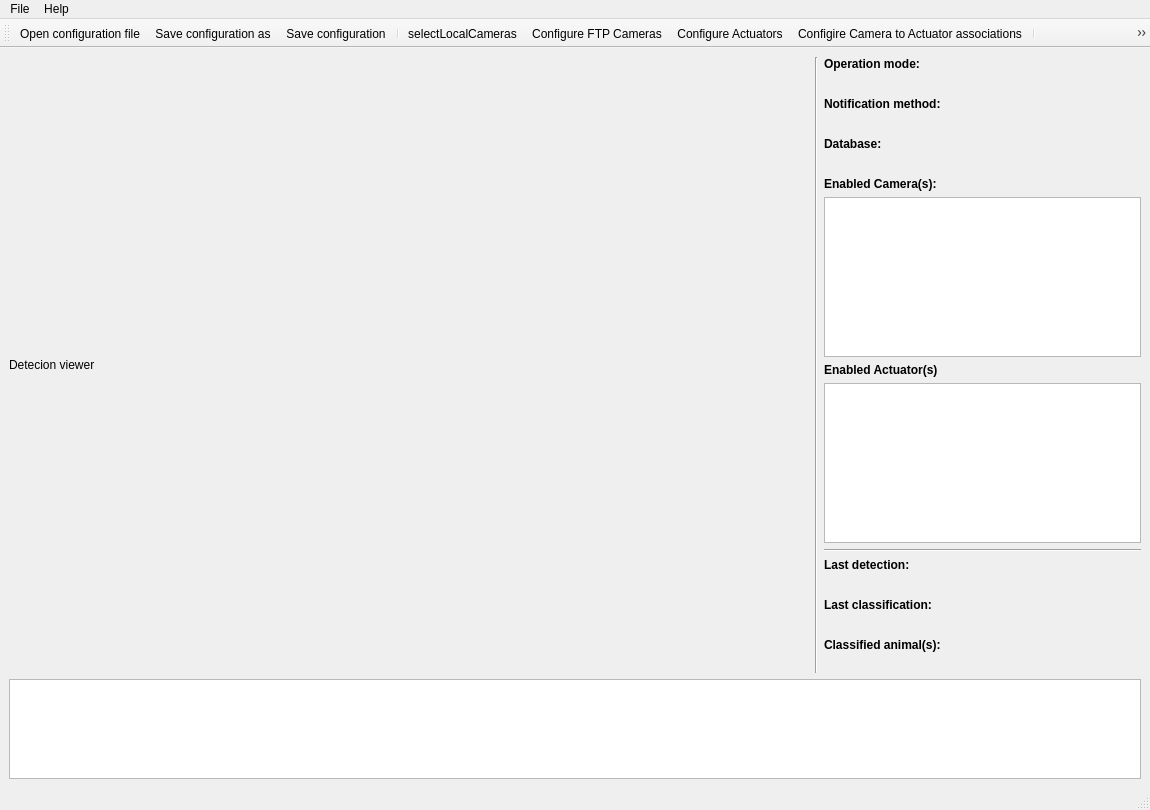
stefanodellosa-personal/WADAS, file wadas/ui/qt/mainwindow.ui: the form before one commit.
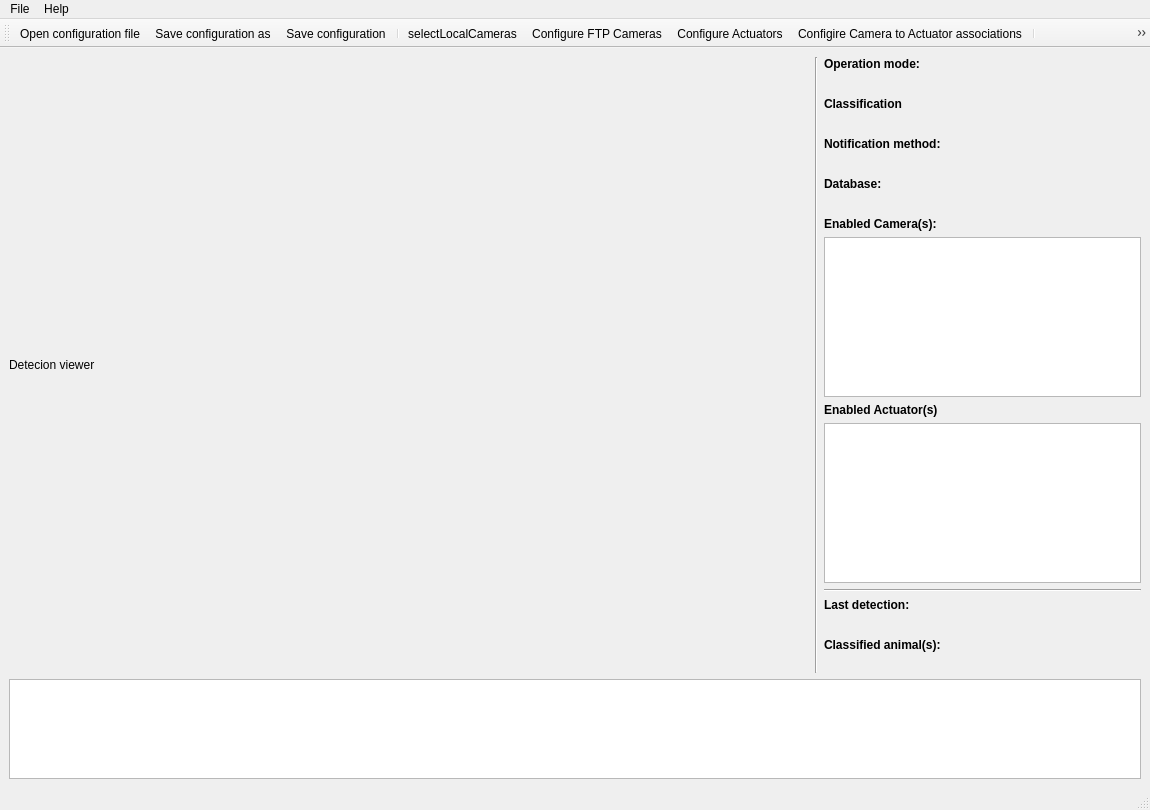
The form after the commit. Icons and pictures are not drawn.

Commit message:
UI improvement: now last classification and last detection info is merged in single UI element (#145)
* Removed last classification info in UI

* Handle classification enablement status in UI

* version updated

Patch:
```diff
--- a/wadas/ui/qt/mainwindow.ui
+++ b/wadas/ui/qt/mainwindow.ui
@@ -117,6 +117,25 @@
         </property>
        </widget>
       </item>
+      <item>
+       <widget class="QLabel" name="label_5">
+        <property name="font">
+         <font>
+          <bold>true</bold>
+         </font>
+        </property>
+        <property name="text">
+         <string>Classification</string>
+        </property>
+       </widget>
+      </item>
+      <item>
+       <widget class="QLabel" name="label_classification_enablement">
+        <property name="text">
+         <string/>
+        </property>
+       </widget>
+      </item>
       <item>
        <widget class="QLabel" name="label_3">
         <property name="font">
@@ -243,31 +262,6 @@
         </property>
        </widget>
       </item>
-      <item>
-       <widget class="QLabel" name="label_last_classification_title">
-        <property name="font">
-         <font>
-          <bold>true</bold>
-         </font>
-        </property>
-        <property name="text">
-         <string>Last classification:</string>
-        </property>
-       </widget>
-      </item>
-      <item>
-       <widget class="QLabel" name="label_last_classification">
-        <property name="sizePolicy">
-         <sizepolicy hsizetype="MinimumExpanding" vsizetype="Preferred">
-          <horstretch>0</horstretch>
-          <verstretch>0</verstretch>
-         </sizepolicy>
-        </property>
-        <property name="text">
-         <string/>
-        </property>
-       </widget>
-      </item>
       <item>
        <widget class="QLabel" name="label_classified_animal_title">
         <property name="font">
```
Left out of the diff: 88 changed lines with no effect on the pictures. The commit also changes 4 other files.
